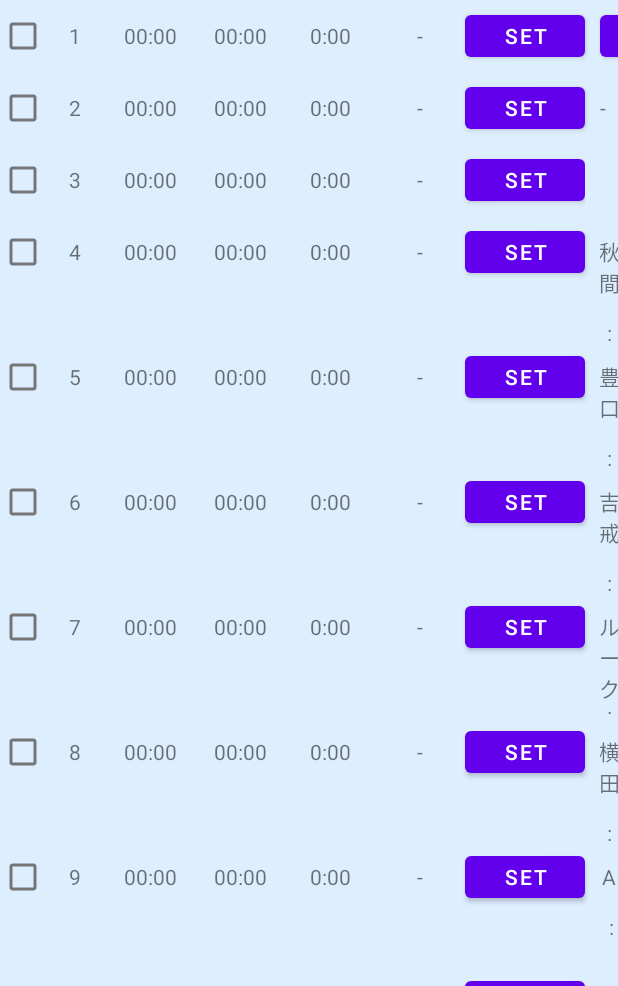
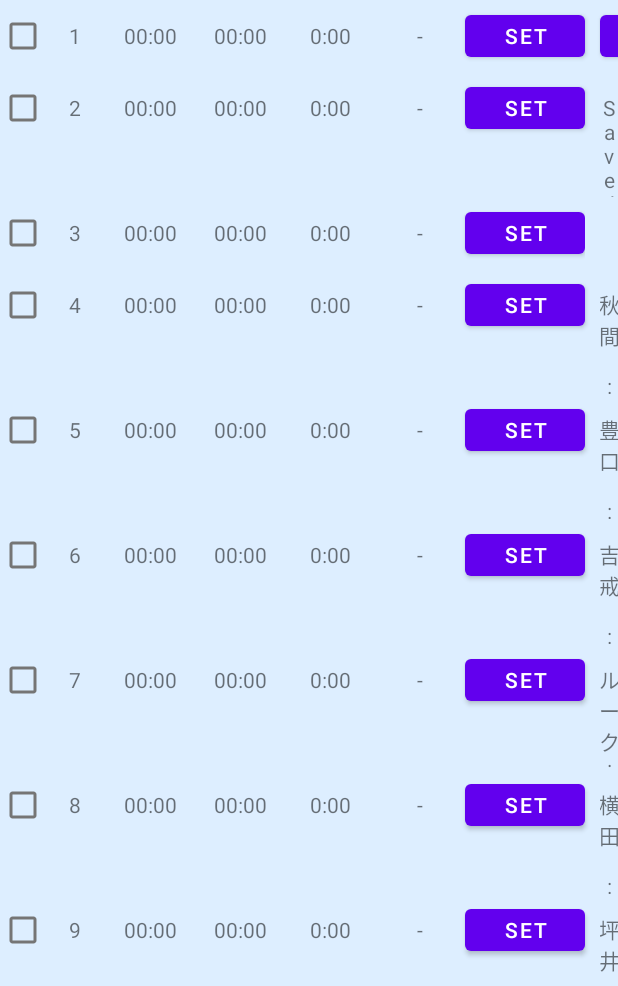
Before and after one commit to makian-github/StintCalcApp, an Android app: the screen it shows after launch (MainActivity), on a phone screen of 412 x 824 dp, the part 250-1236 px from its top. Run offline under Robolectric (Android 15) with nearby library versions, the phone set to English and light mode, and no system bars.

Commit message:
ドライバー名の変更。６０分以上の走行時間に対応

```diff
--- a/app/src/main/java/com/example/stintcalcapp/MainActivity.java
+++ b/app/src/main/java/com/example/stintcalcapp/MainActivity.java
@@ -1,5 +1,6 @@
 package com.example.stintcalcapp;
 
+import androidx.annotation.LongDef;
 import androidx.appcompat.app.AlertDialog;
 import androidx.appcompat.app.AppCompatActivity;
 
@@ -37,6 +38,7 @@ public class MainActivity extends AppCompatActivity {
     private int setRunMin;
     private boolean[] flagCheckBoxes;
     private int[] runTime;
+    private TextView[] runSumTimeTextView;
 
     private TimeCalc timeCalc;
 
@@ -92,6 +94,8 @@ public class MainActivity extends AppCompatActivity {
         runTime = new int[maxStintCount];
 
         flagCheckBoxes = new boolean[maxStintCount];
+
+        runSumTimeTextView = new TextView[stintData.getDriverCnt()];
 
         //idの紐づけ
         startTimeTextView[0] = findViewById(R.id.startTime0);
@@ -397,6 +401,16 @@ public class MainActivity extends AppCompatActivity {
         setRunMin = Integer.parseInt(setMinEditText.getText().toString());
 
         statusText = findViewById(R.id.statusText);
+
+        runSumTimeTextView[0]  = findViewById(R.id.driver0SumTime);
+        runSumTimeTextView[1]  = findViewById(R.id.driver1SumTime);
+        runSumTimeTextView[2]  = findViewById(R.id.driver2SumTime);
+        runSumTimeTextView[3]  = findViewById(R.id.driver3SumTime);
+        runSumTimeTextView[4]  = findViewById(R.id.driver4SumTime);
+        runSumTimeTextView[5]  = findViewById(R.id.driver5SumTime);
+        runSumTimeTextView[6]  = findViewById(R.id.driver6SumTime);
+        runSumTimeTextView[7]  = findViewById(R.id.driver7SumTime);
+        runSumTimeTextView[8]  = findViewById(R.id.driver8SumTime);
 
         perStintCalcBtn.setOnClickListener(new View.OnClickListener() {
             @Override
@@ -795,6 +809,14 @@ public class MainActivity extends AppCompatActivity {
             @Override
             public void onClick(View v) {
                 Intent intent = new Intent(getApplication(), InputForm.class);
+                intent.putExtra("Stint", 34);//第一引数key、第二引数渡したい値
+                startActivity(intent);
+            }
+        });
+        setButton35.setOnClickListener(new View.OnClickListener() {
+            @Override
+            public void onClick(View v) {
+                Intent intent = new Intent(getApplication(), InputForm.class);
                 intent.putExtra("Stint", 35);//第一引数key、第二引数渡したい値
                 startActivity(intent);
             }
@@ -886,7 +908,6 @@ public class MainActivity extends AppCompatActivity {
                 displayUpdate();
             }
         });
-
 
         displayUpdate();
     }
@@ -987,6 +1008,12 @@ public class MainActivity extends AppCompatActivity {
             runTimeTextView[i].setText(runTimeCalc(stintData.getRaceData()[i][1],stintData.getRaceData()[i][2]));
             driverTimeTextView[i].setText(stintData.getRaceData()[i][3]);
         }
+
+        //CSVに書き出し
+        saveFile();
+
+        //各ドライバーの走行時間の計算・更新
+        setRuntimeSum();
     }
 
 
@@ -1016,6 +1043,37 @@ public class MainActivity extends AppCompatActivity {
             Log.d("TAG", "setRunTime: runTime[" + i + "]=" + runTime[i]);
         }
     }
+
+    private void setRuntimeSum(){
+        int[] runTime = {0, 0, 0, 0, 0, 0, 0, 0, 0};
+
+        for (int i = 0; i < maxStintCount; i++) {
+            if (stintData.getDriverName(i).equals("秋間")) {
+                runTime[0] += timeCalc.convertTimeToMin(runTimeCalc(stintData.getRaceData()[i][1], stintData.getRaceData()[i][2]));
+            } else if (stintData.getDriverName(i).equals("豊口")) {
+                runTime[1] += timeCalc.convertTimeToMin(runTimeCalc(stintData.getRaceData()[i][1], stintData.getRaceData()[i][2]));
+            } else if (stintData.getDriverName(i).equals("吉戒")) {
+                runTime[2] += timeCalc.convertTimeToMin(runTimeCalc(stintData.getRaceData()[i][1], stintData.getRaceData()[i][2]));
+            } else if (stintData.getDriverName(i).equals("ルーク")) {
+                runTime[3] += timeCalc.convertTimeToMin(runTimeCalc(stintData.getRaceData()[i][1], stintData.getRaceData()[i][2]));
+            } else if (stintData.getDriverName(i).equals("横田")) {
+                runTime[4] += timeCalc.convertTimeToMin(runTimeCalc(stintData.getRaceData()[i][1], stintData.getRaceData()[i][2]));
+            } else if (stintData.getDriverName(i).equals("坪井")) {
+                runTime[5] += timeCalc.convertTimeToMin(runTimeCalc(stintData.getRaceData()[i][1], stintData.getRaceData()[i][2]));
+            } else if (stintData.getDriverName(i).equals("新田")) {
+                runTime[6] += timeCalc.convertTimeToMin(runTimeCalc(stintData.getRaceData()[i][1], stintData.getRaceData()[i][2]));
+            } else if (stintData.getDriverName(i).equals("X")) {
+                runTime[7] += timeCalc.convertTimeToMin(runTimeCalc(stintData.getRaceData()[i][1], stintData.getRaceData()[i][2]));
+            } else {
+                runTime[8] += timeCalc.convertTimeToMin(runTimeCalc(stintData.getRaceData()[i][1], stintData.getRaceData()[i][2]));
+            }
+        }
+
+        for (int i = 0; i < runTime.length; i++) {
+            runSumTimeTextView[i].setText(timeCalc.timeFormatExtraction(runTime[i]));
+        }
+    }
+
 
     // ファイルを保存
     public void saveFile(String str,int data) {
--- a/app/src/main/java/com/example/stintcalcapp/StintData.java
+++ b/app/src/main/java/com/example/stintcalcapp/StintData.java
@@ -11,6 +11,7 @@ public class StintData extends Application {
     private int maxStintCount = 45;
     private int perStintTime = 0;
     private int stintCnt = 45;
+    private int driverCnt = 9;//
 
     /**
      * [スティント数][データ数]
@@ -38,8 +39,8 @@ public class StintData extends Application {
         }
     }
 
-    public String getDriverName() {
-        return driverName;
+    public String getDriverName(int stint) {
+        return this.raceData[stint][3];
     }
 
     public void setDriverName(String driverName) {
@@ -94,6 +95,10 @@ public class StintData extends Application {
         this.stintCnt = stintCnt;
     }
 
+    public int getDriverCnt() {
+        return driverCnt;
+    }
+
     /**
      * Stint数よりも先のデータを初期化
      */
--- a/app/src/main/java/com/example/stintcalcapp/TimeCalc.java
+++ b/app/src/main/java/com/example/stintcalcapp/TimeCalc.java
@@ -60,4 +60,19 @@ public class TimeCalc {
 
         return returnTime;
     }
+
+    /**
+     * 引数で渡された時間(分)を00:00のformatに変換
+     * @param min 時間(分)
+     * @return 引数で渡された値を00:00のformatに変換した時間
+     */
+    public String timeFormatExtraction(int min) {
+        Log.d("TAG", "timeFormatExtraction: " + min);
+        int hour = min/60;
+        int minute = min%60;
+        String time = String.format("%02d:%02d",hour,minute);
+        return time;
+    }
+
+
 }
--- a/app/src/main/res/layout/activity_main.xml
+++ b/app/src/main/res/layout/activity_main.xml
@@ -777,7 +777,7 @@
                 android:layout_width="wrap_content"
                 android:layout_height="wrap_content"
                 android:layout_marginLeft="10dp"
-                android:text="A　    :"
+                android:text="坪井   :"
                 android:textAlignment="center" />
             <TextView
                 android:id="@+id/driver5SumTime"
@@ -844,7 +844,7 @@
                 android:layout_width="wrap_content"
                 android:layout_height="wrap_content"
                 android:layout_marginLeft="10dp"
-                android:text="B　    :"
+                android:text="新田   :"
                 android:textAlignment="center" />
             <TextView
                 android:id="@+id/driver6SumTime"
@@ -912,10 +912,10 @@
                 android:layout_width="wrap_content"
                 android:layout_height="wrap_content"
                 android:layout_marginLeft="10dp"
-                android:text="C　    :"
-                android:textAlignment="center" />
-            <TextView
-                android:id="@+id/drive7SumTime"
+                android:text="X　    :"
+                android:textAlignment="center" />
+            <TextView
+                android:id="@+id/driver7SumTime"
                 android:layout_width="wrap_content"
                 android:layout_height="wrap_content"
                 android:layout_marginLeft="10dp"
@@ -973,6 +973,21 @@
                 android:layout_height="40dp"
                 android:layout_gravity="top"
                 android:text="@string/Set" />
+
+            <TextView
+                android:id="@+id/driver8Name"
+                android:layout_width="wrap_content"
+                android:layout_height="wrap_content"
+                android:layout_marginLeft="10dp"
+                android:text="未設定:"
+                android:textAlignment="center" />
+            <TextView
+                android:id="@+id/driver8SumTime"
+                android:layout_width="wrap_content"
+                android:layout_height="wrap_content"
+                android:layout_marginLeft="10dp"
+                android:text="00:00"
+                android:textAlignment="center" />
         </LinearLayout>
 
         <LinearLayout
```
Also changed, not shown: app/src/main/res/values/strings.xml (+4 -3 lines).
